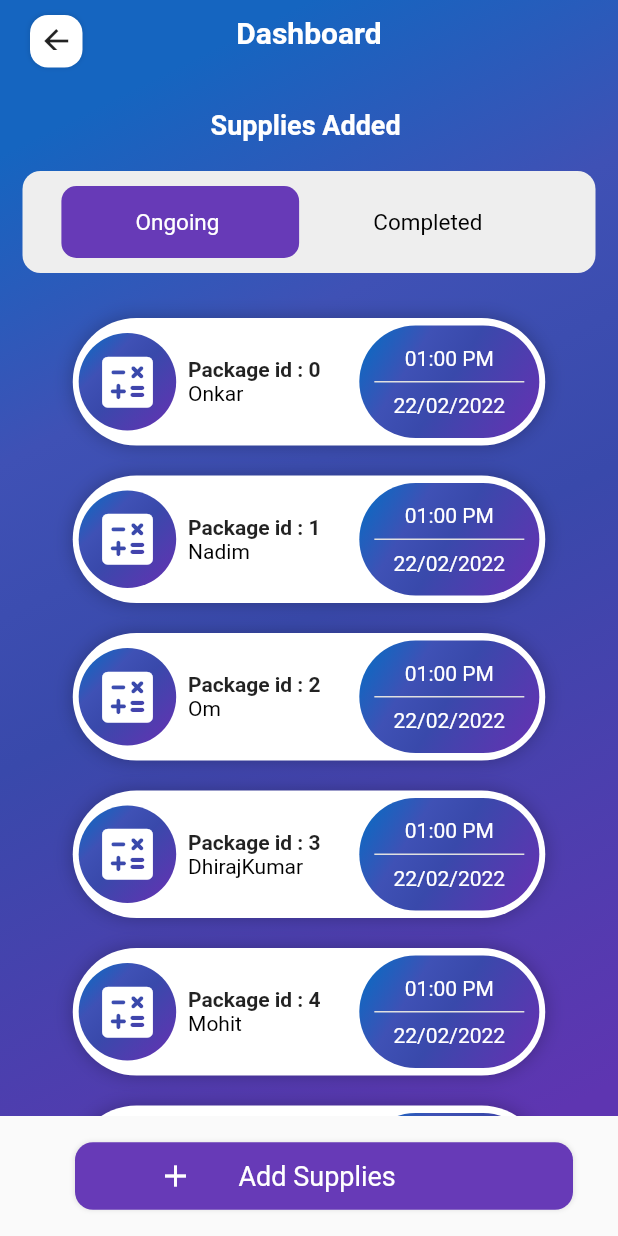
After one commit to Gauravm16/BioZen, a Flutter app: the DetailsScreen screen opened directly, on a phone screen of 412 x 824 dp. The commit adds this screen. Run offline on Flutter 3.47's test engine with Material 2 defaults, Android fonts, the phone set to English and light mode, and no system bars; our stand-ins replace cloud_firestore, firebase_auth, firebase_core, google_sign_in; accounts and stored records are empty.

```diff
--- a/supplychain/lib/LogInPage.dart
+++ b/supplychain/lib/LogInPage.dart
@@ -35,9 +35,10 @@ class _LogInPageState extends State<LogInPage> {
               child: Center(
                   child: Column(
                 children: [
-                  SizedBox(
-                    height: 30,
-                  ),
+                  // SizedBox(
+                  //   height: 30,
+                  // ),
+                  Spacer(),
                   const Text("Log In",
                       style: TextStyle(
                           color: Colors.black87,
@@ -155,7 +156,7 @@ class _LogInPageState extends State<LogInPage> {
                           ),
                         ),
                         const SizedBox(
-                          height: 25,
+                          height: 35,
                         ),
                         Container(
                           decoration: BoxDecoration(
@@ -207,30 +208,30 @@ class _LogInPageState extends State<LogInPage> {
                           ),
                         ),
                         const SizedBox(
-                          height: 50,
+                          height: 35,
                         ),
-                        const Text("Or Log in with "),
-                        const SizedBox(
-                          height: 10,
-                        ),
-                        FutureBuilder(
-                          future: Authentication.initializeFirebase(),
-                          builder: (context, snapshot) {
-                            if (snapshot.hasError) {
-                              print(snapshot.error);
-                              return Text(
-                                  'Error initializing Firebase ${snapshot.error}');
-                            } else if (snapshot.connectionState ==
-                                ConnectionState.done) {
-                              return GoogleSignInButton();
-                            }
-                            return const CircularProgressIndicator(
-                              valueColor: AlwaysStoppedAnimation<Color>(
-                                Colors.orange,
-                              ),
-                            );
-                          },
-                        ),
+                        // const Text("Or Log in with "),
+                        // const SizedBox(
+                        //   height: 10,
+                        // ),
+                        // FutureBuilder(
+                        //   future: Authentication.initializeFirebase(),
+                        //   builder: (context, snapshot) {
+                        //     if (snapshot.hasError) {
+                        //       print(snapshot.error);
+                        //       return Text(
+                        //           'Error initializing Firebase ${snapshot.error}');
+                        //     } else if (snapshot.connectionState ==
+                        //         ConnectionState.done) {
+                        //       return GoogleSignInButton();
+                        //     }
+                        //     return const CircularProgressIndicator(
+                        //       valueColor: AlwaysStoppedAnimation<Color>(
+                        //         Colors.orange,
+                        //       ),
+                        //     );
+                        //   },
+                        // ),
                       ],
                     ),
                   ),
@@ -253,7 +254,9 @@ class _LogInPageState extends State<LogInPage> {
                                       color: Colors.deepPurple.shade500)),
                             ]),
                       )),
-                  Spacer()
+                  SizedBox(
+                    height: 30,
+                  )
                 ],
               )),
             )));
--- a/supplychain/lib/ProfileChooserPage.dart
+++ b/supplychain/lib/ProfileChooserPage.dart
@@ -91,8 +91,6 @@ class _ProfileChooserPageState extends State<ProfileChooserPage> {
     );
   }
 
-  void _buttonPressed() {}
-
   Widget profileCard(IconData icon, String type) {
     return SizedBox.fromSize(
       size: Size(_cardWidth, _cardHeight),
@@ -135,7 +133,7 @@ class _ProfileChooserPageState extends State<ProfileChooserPage> {
         MaterialPageRoute(
           builder: (context) => HomePage(
             user: _thisUser!,
-            name: "Profile page Nmae",
+            name: _thisUser!.displayName != null ? _thisUser!.displayName : "",
             userType: type,
           ),
         ),
--- a/supplychain/lib/SignUpPage.dart
+++ b/supplychain/lib/SignUpPage.dart
@@ -293,28 +293,28 @@ class _SignUpPageState extends State<SignUpPage> {
                         const SizedBox(
                           height: 50,
                         ),
-                        const Text("or Sign up with "),
-                        const SizedBox(
-                          height: 10,
-                        ),
-                        FutureBuilder(
-                          future: Authentication.initializeFirebase(),
-                          builder: (context, snapshot) {
-                            if (snapshot.hasError) {
-                              print(snapshot.error);
-                              return Text(
-                                  'Error initializing Firebase ${snapshot.error}');
-                            } else if (snapshot.connectionState ==
-                                ConnectionState.done) {
-                              return GoogleSignInButton();
-                            }
-                            return const CircularProgressIndicator(
-                              valueColor: AlwaysStoppedAnimation<Color>(
-                                Colors.orange,
-                              ),
-                            );
-                          },
-                        ),
+                        // const Text("or Sign up with "),
+                        // const SizedBox(
+                        //   height: 10,
+                        // ),
+                        // FutureBuilder(
+                        //   future: Authentication.initializeFirebase(),
+                        //   builder: (context, snapshot) {
+                        //     if (snapshot.hasError) {
+                        //       print(snapshot.error);
+                        //       return Text(
+                        //           'Error initializing Firebase ${snapshot.error}');
+                        //     } else if (snapshot.connectionState ==
+                        //         ConnectionState.done) {
+                        //       return GoogleSignInButton();
+                        //     }
+                        //     return const CircularProgressIndicator(
+                        //       valueColor: AlwaysStoppedAnimation<Color>(
+                        //         Colors.orange,
+                        //       ),
+                        //     );
+                        //   },
+                        // ),
                       ],
                     ),
                   ),
--- /dev/null
+++ b/supplychain/lib/utils/dashboard.dart
@@ -0,0 +1,416 @@
+import 'package:flutter/material.dart';
+import 'package:flutter/services.dart';
+import 'package:supplychain/utils/appTheme.dart';
+
+class DetailsScreen extends StatefulWidget {
+  const DetailsScreen({
+    Key? key,
+  }) : super(key: key);
+
+  @override
+  _DetailsScreenState createState() => _DetailsScreenState();
+}
+
+class _DetailsScreenState extends State<DetailsScreen> {
+  int _selectedTag = 0;
+
+  void changeTab(int index) {
+    setState(() {
+      _selectedTag = index;
+    });
+  }
+
+  @override
+  Widget build(BuildContext context) {
+    return Container(
+      decoration: BoxDecoration(gradient: AppTheme().themeGradient),
+      child: AnnotatedRegion<SystemUiOverlayStyle>(
+        value: SystemUiOverlayStyle.dark,
+        child: Scaffold(
+          backgroundColor: Colors.transparent,
+          body: SafeArea(
+            child: Padding(
+              padding: const EdgeInsets.symmetric(horizontal: 5, vertical: 10),
+              child: Column(
+                crossAxisAlignment: CrossAxisAlignment.start,
+                children: [
+                  IntrinsicHeight(
+                    child: Stack(
+                      children: [
+                        Align(
+                          child: Text(
+                            "Dashboard",
+                            style: TextStyle(
+                                fontSize: 20,
+                                color: Colors.white,
+                                fontWeight: FontWeight.bold),
+                          ),
+                        ),
+                        Positioned(
+                          left: 15,
+                          child: CustomIconButton(
+                            child: const Icon(Icons.arrow_back),
+                            height: 35,
+                            width: 35,
+                            onTap: () => Navigator.pop(context),
+                          ),
+                        ),
+                      ],
+                    ),
+                  ),
+                  const SizedBox(
+                    height: 40,
+                  ),
+                  Padding(
+                    padding: const EdgeInsets.only(left: 10, right: 10),
+                    child: Column(
+                      children: [
+                        const Text(
+                          "Supplies Added ",
+                          style: TextStyle(
+                            fontWeight: FontWeight.bold,
+                            fontSize: 18,
+                            color: Colors.white,
+                          ),
+                        ),
+                        const SizedBox(
+                          height: 20,
+                        ),
+                        CustomTabView(
+                          index: _selectedTag,
+                          changeTab: changeTab,
+                        ),
+                      ],
+                    ),
+                  ),
+                  _selectedTag == 0 ? const PlayList() : const Description(),
+                ],
+              ),
+            ),
+          ),
+          bottomSheet: BottomSheet(
+            onClosing: () {},
+            backgroundColor: Colors.transparent,
+            enableDrag: false,
+            builder: (context) {
+              return const SizedBox(
+                height: 80,
+                child: EnrollBottomSheet(),
+              );
+            },
+          ),
+        ),
+      ),
+    );
+  }
+}
+
+class PlayList extends StatefulWidget {
+  const PlayList({Key? key}) : super(key: key);
+  @override
+  _PlayListState createState() => _PlayListState();
+}
+
+class _PlayListState extends State<PlayList> {
+  var myData = [
+    {
+      "fName": "Onkar",
+      "lName": "Dighe",
+      "time": "01:00 PM",
+      "date": "22/02/2022",
+    },
+    {
+      "fName": "Nadim",
+      "lName": "Shah",
+      "time": "01:00 PM",
+      "date": "22/02/2022",
+    },
+    {
+      "fName": "Om",
+      "lName": "Kshirsagar",
+      "time": "01:00 PM",
+      "date": "22/02/2022",
+    },
+    {
+      "fName": "DhirajKumar",
+      "lName": "Sonawane",
+      "time": "01:00 PM",
+      "date": "22/02/2022",
+    },
+    {
+      "fName": "Mohit",
+      "lName": "Ahire",
+      "time": "01:00 PM",
+      "date": "22/02/2022",
+    },
+    {
+      "fName": "Shri",
+      "lName": "subramaniam",
+      "time": "01:00 PM",
+      "date": "22/02/2022",
+    }
+  ];
+
+  @override
+  Widget build(BuildContext context) {
+    return Expanded(
+      child: ListView.separated(
+        separatorBuilder: (_, __) {
+          return const SizedBox(
+            height: 20,
+          );
+        },
+        padding: const EdgeInsets.only(top: 20, bottom: 40),
+        shrinkWrap: true,
+        itemCount: myData.length,
+        itemBuilder: (_, index) {
+          return Column(children: [
+            for (var thisData in myData)
+              buildCard(thisData["fName"], myData.indexOf(thisData),
+                  thisData["date"], thisData["time"])
+          ]);
+        },
+      ),
+    );
+  }
+}
+
+Widget buildCard(String? str, int id, String? date, String? time) {
+  return Row(
+    mainAxisAlignment: MainAxisAlignment.spaceAround,
+    children: [
+      Container(
+        margin: EdgeInsets.all(10),
+        // padding: EdgeInsets.all(5),
+        width: 315,
+        height: 85,
+        decoration: BoxDecoration(boxShadow: [
+          BoxShadow(
+              color: Colors.black26,
+              blurRadius: 10,
+              blurStyle: BlurStyle.normal)
+        ], color: Colors.white, borderRadius: BorderRadius.circular(90)),
+        child: Row(
+          mainAxisAlignment: MainAxisAlignment.spaceAround,
+          children: [
+            Container(
+              height: 65,
+              width: 65,
+              decoration: BoxDecoration(
+                  gradient: AppTheme().themeGradient, shape: BoxShape.circle),
+              child: const CircleAvatar(
+                backgroundColor: Colors.transparent,
+                foregroundColor: Colors.white,
+                child: Icon(
+                  Icons.calculate_rounded,
+                  size: 45,
+                ),
+              ),
+            ),
+            Column(
+              crossAxisAlignment: CrossAxisAlignment.start,
+              mainAxisAlignment: MainAxisAlignment.center,
+              children: [
+                Text(
+                  "Package id : ${id}",
+                  style: TextStyle(fontWeight: FontWeight.bold),
+                ),
+                Text(
+                  "${str}",
+                  style: TextStyle(color: Colors.black),
+                ),
+              ],
+            ),
+            SizedBox(
+              width: 10,
+            ),
+            Container(
+              padding: EdgeInsets.all(10),
+              height: 75,
+              width: 120,
+              decoration: BoxDecoration(
+                  gradient: AppTheme().themeGradient,
+                  borderRadius: BorderRadius.circular(90)),
+              child: Column(
+                  mainAxisAlignment: MainAxisAlignment.spaceAround,
+                  children: [
+                    Text(time!, style: TextStyle(color: Colors.white)),
+                    Container(
+                      height: 1,
+                      color: Colors.grey.shade300,
+                    ),
+                    Text(
+                      date!,
+                      style: TextStyle(color: Colors.white),
+                    )
+                  ]),
+            )
+          ],
+        ),
+      ),
+    ],
+  );
+}
+
+class Description extends StatelessWidget {
+  const Description({Key? key}) : super(key: key);
+
+  @override
+  Widget build(BuildContext context) {
+    return const Padding(
+      padding: EdgeInsets.all(20.0),
+      child: Center(
+        child: Text(
+          "Not complete yet",
+          style: TextStyle(color: Colors.white),
+        ),
+      ),
+    );
+  }
+}
+
+class CustomTabView extends StatefulWidget {
+  final Function(int) changeTab;
+  final int index;
+  const CustomTabView({Key? key, required this.changeTab, required this.index})
+      : super(key: key);
+
+  @override
+  State<CustomTabView> createState() => _CustomTabViewState();
+}
+
+class _CustomTabViewState extends State<CustomTabView> {
+  final List<String> _tags = ["Ongoing ", "Completed"];
+
+  Widget _buildTags(int index) {
+    return GestureDetector(
+      onTap: () {
+        widget.changeTab(index);
+      },
+      child: Container(
+        padding: EdgeInsets.symmetric(
+            horizontal: MediaQuery.of(context).size.width * .12, vertical: 15),
+        decoration: BoxDecoration(
+          color: widget.index == index ? Colors.deepPurple : null,
+          borderRadius: BorderRadius.circular(10),
+        ),
+        child: Text(
+          _tags[index],
+          style: TextStyle(
+            fontSize: 15,
+            color: widget.index != index ? Colors.black : Colors.white,
+          ),
+        ),
+      ),
+    );
+  }
+
+  @override
+  Widget build(BuildContext context) {
+    return Container(
+      padding: const EdgeInsets.all(10),
+      width: double.infinity,
+      decoration: BoxDecoration(
+        borderRadius: BorderRadius.circular(12),
+        color: Colors.grey.shade200,
+      ),
+      child: Row(
+        mainAxisAlignment: MainAxisAlignment.center,
+        children: _tags
+            .asMap()
+            .entries
+            .map((MapEntry map) => _buildTags(map.key))
+            .toList(),
+      ),
+    );
+  }
+}
+
+class EnrollBottomSheet extends StatefulWidget {
+  const EnrollBottomSheet({Key? key}) : super(key: key);
+
+  @override
+  _EnrollBottomSheetState createState() => _EnrollBottomSheetState();
+}
+
+class _EnrollBottomSheetState extends State<EnrollBottomSheet> {
+  @override
+  Widget build(BuildContext context) {
+    return Padding(
+      padding: const EdgeInsets.symmetric(
+        horizontal: 30.0,
+      ),
+      child: Row(
+        children: [
+          const SizedBox(
+            width: 20,
+          ),
+          Expanded(
+            child: CustomIconButton(
+              onTap: () {},
+              color: Colors.deepPurple,
+              height: 45,
+              width: 45,
+              child: Row(children: [
+                SizedBox(width: 55.0),
+                Icon(
+                  Icons.add,
+                  color: Colors.white,
+                ),
+                SizedBox(width: 30.0),
+                Text(
+                  "Add Supplies",
+                  style: TextStyle(
+                    color: Colors.white,
+                    fontSize: 18,
+                  ),
+                ),
+              ]),
+            ),
+          )
+        ],
+      ),
+    );
+  }
+}
+
+class CustomIconButton extends StatelessWidget {
+  final Widget child;
+  final double height;
+  final double width;
+  final Color? color;
+  final VoidCallback onTap;
+
+  const CustomIconButton({
+    Key? key,
+    required this.child,
+    required this.height,
+    required this.width,
+    this.color = Colors.white,
+    required this.onTap,
+  }) : super(key: key);
+
+  @override
+  Widget build(BuildContext context) {
+    return Ink(
+      child: InkWell(
+        borderRadius: BorderRadius.circular(12),
+        child: Center(child: child),
+        onTap: onTap,
+      ),
+      height: height,
+      width: width,
+      decoration: BoxDecoration(
+        color: color,
+        borderRadius: BorderRadius.circular(12),
+        boxShadow: [
+          BoxShadow(
+            color: Colors.black.withOpacity(.1),
+            blurRadius: 2.0,
+            spreadRadius: .05,
+          ), //BoxShadow
+        ],
+      ),
+    );
+  }
+}
```
